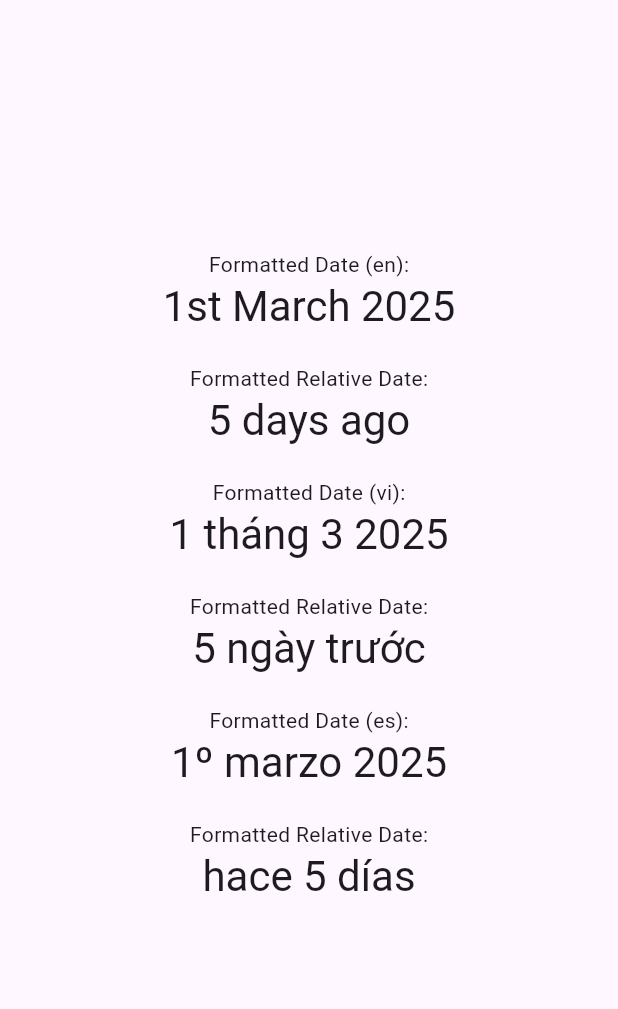
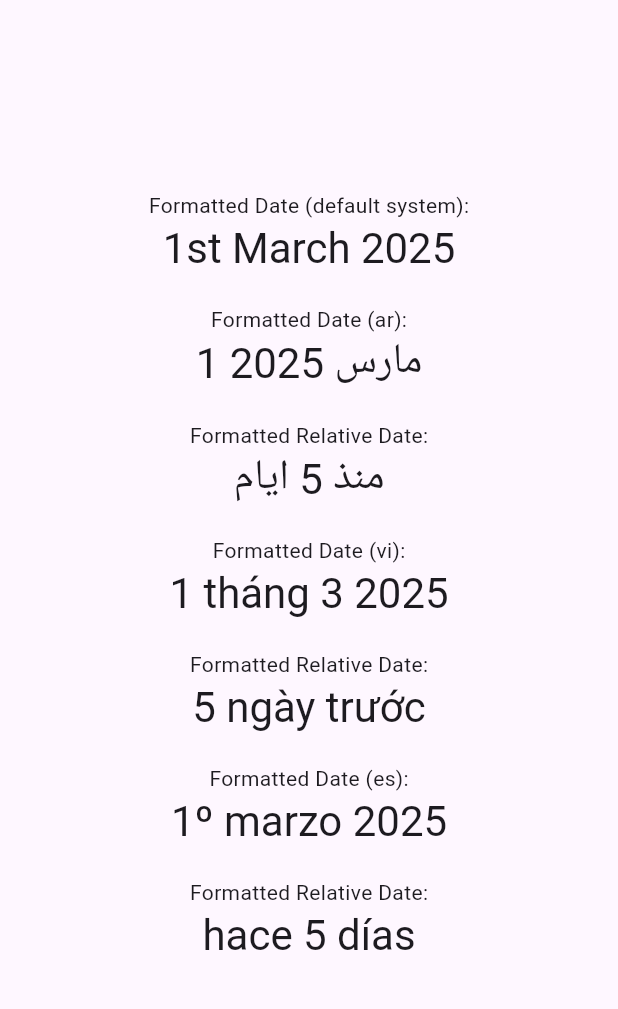
Before and after one commit to thanhhaidev/flutter_date_formatter, a Flutter app: the screen it shows after launch, on a phone screen of 412 x 824 dp, the part 84-1093 px from its top. Run offline on Flutter 3.47's test engine with Material 3 defaults, Android fonts, the phone set to English and light mode, and no system bars.

Commit message:
feat(intl): Get default locale for intl and mapping with supported locale config

```diff
--- a/example/flutter_usage/lib/main.dart
+++ b/example/flutter_usage/lib/main.dart
@@ -45,10 +45,18 @@ class _MyHomePageState extends State<MyHomePage> {
           mainAxisAlignment: MainAxisAlignment.center,
           children: <Widget>[
             const Text(
-              'Formatted Date (en):',
+              'Formatted Date (default system):',
             ),
             Text(
-              FlutterDateFormatter('do MMMM yyyy', 'en').format(DateTime.now()),
+              FlutterDateFormatter('do MMMM yyyy').format(DateTime.now()),
+              style: Theme.of(context).textTheme.headlineMedium,
+            ),
+            const SizedBox(height: 20),
+            const Text(
+              'Formatted Date (ar):',
+            ),
+            Text(
+              FlutterDateFormatter('do MMMM yyyy', 'ar').format(DateTime.now()),
               style: Theme.of(context).textTheme.headlineMedium,
             ),
             const SizedBox(height: 20),
@@ -58,7 +66,7 @@ class _MyHomePageState extends State<MyHomePage> {
             Text(
               FlutterDateFormatter.formatRelativeDateTime(
                 DateTime.now().subtract(Duration(days: 5)),
-                locale: 'en',
+                locale: 'ar',
               ),
               style: Theme.of(context).textTheme.headlineMedium,
             ),
--- a/lib/src/flutter_date_formatter.dart
+++ b/lib/src/flutter_date_formatter.dart
@@ -1,4 +1,3 @@
-import 'package:flutter_date_formatter/src/locale/locale.dart';
 import 'package:flutter_date_formatter/src/models/models.dart';
 import 'package:flutter_date_formatter/src/utils/utils.dart';
 import 'package:intl/intl.dart';
@@ -7,11 +6,7 @@ import 'package:intl/intl.dart';
 class FlutterDateFormatter {
   /// Creates a new instance of [FlutterDateFormatter].
   FlutterDateFormatter([String? pattern, String? locale]) {
-    if (locale != null && SupportedLocalesUtils.isLocaleSupported(locale)) {
-      _locale = SupportedLocalesUtils.getLocale(locale);
-    } else {
-      _locale = EnLocale();
-    }
+    _locale = SupportedLocalesUtils.getLocale(locale);
 
     if (pattern != null) {
       _pattern = pattern;
--- a/lib/src/utils/supported_locales_utils.dart
+++ b/lib/src/utils/supported_locales_utils.dart
@@ -1,5 +1,6 @@
 import 'package:flutter_date_formatter/src/locale/locale.dart';
 import 'package:flutter_date_formatter/src/models/locale.dart';
+import 'package:intl/intl.dart';
 
 /// A utility class that provides helper methods for supported locales.
 class SupportedLocalesUtils {
@@ -64,8 +65,24 @@ class SupportedLocalesUtils {
   };
 
   /// Returns a [Locale] instance for the given locale code.
+  /// If the given locale is not supported, it will return the default locale.
+  /// If the given locale is null, it will return the default locale.
+  /// If the given locale is empty, it will return the default locale.
+  /// If the given locale is not found, it will return the default locale.
+  /// If the given locale is found, it will return the locale.
+  /// If the given locale is found, but the country code is not found, it will
+  /// return the locale without the country code.
   static Locale getLocale(String? locale) {
-    return _supportedLocales[locale?.toLowerCase()] ?? _supportedLocales['en']!;
+    final defaultLocale = locale ?? Intl.defaultLocale;
+
+    final defaultLocaleSupport = _supportedLocales['en']!;
+    if (defaultLocale != null && defaultLocale.isNotEmpty) {
+      final finalLocale = defaultLocale.split('_').first;
+      return _supportedLocales[locale] ??
+          _supportedLocales[finalLocale] ??
+          defaultLocaleSupport;
+    }
+    return defaultLocaleSupport;
   }
 
   /// Returns `true` if the given locale is supported.
```
